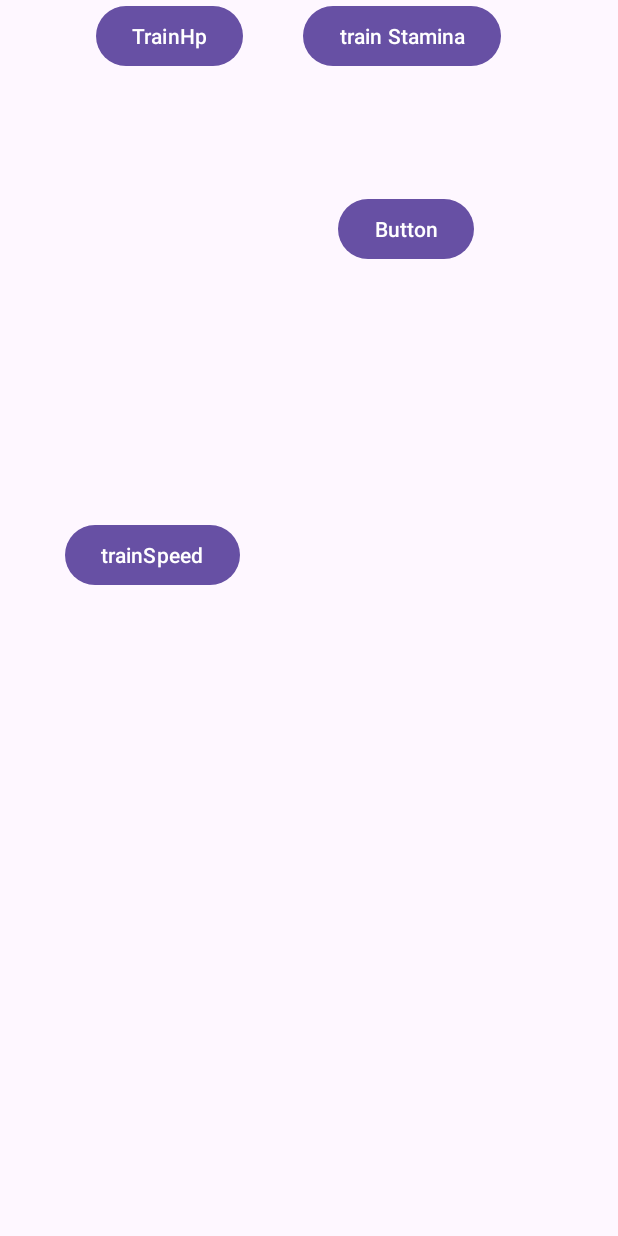
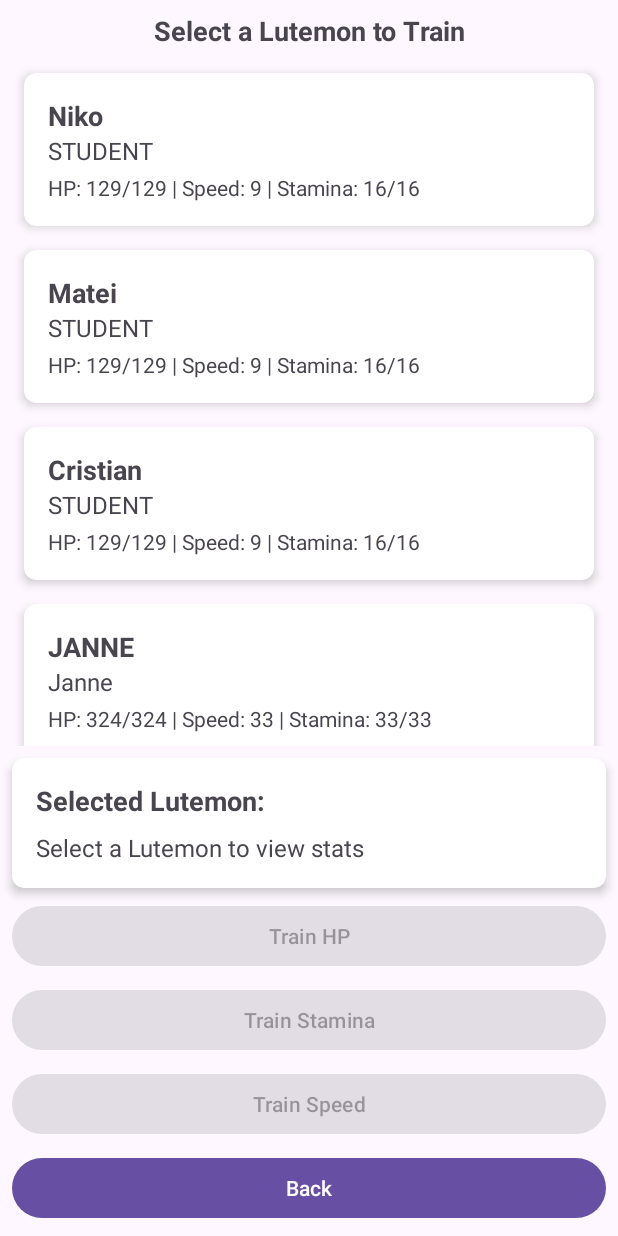
Before and after one commit to NNLisk/lutemonProject, an Android app: the Train screen opened directly, with no data from a screen before it, on a phone screen of 412 x 824 dp. Run offline under Robolectric (Android 15) with nearby library versions, the phone set to English and light mode, and no system bars.

Commit message:
some changes to the train function

```diff
--- /dev/null
+++ b/app/src/main/java/com/example/lutemonnikomatei/GUI/LutemonTrainAdapter.java
@@ -0,0 +1,66 @@
+package com.example.lutemonnikomatei.adapter;
+
+import android.view.LayoutInflater;
+import android.view.View;
+import android.view.ViewGroup;
+
+import androidx.annotation.NonNull;
+import androidx.recyclerview.widget.RecyclerView;
+
+import com.example.lutemonnikomatei.GUI.LutemonViewHolder;
+import com.example.lutemonnikomatei.LutemonClasses.Lutemon;
+import com.example.lutemonnikomatei.R;
+
+import java.util.ArrayList;
+
+public class LutemonTrainAdapter extends RecyclerView.Adapter<LutemonViewHolder> {
+    private ArrayList<Lutemon> lutemons;
+    private OnLutemonClickListener listener;
+
+    // Interface for click events
+    public interface OnLutemonClickListener {
+        void onLutemonClick(int position);
+    }
+
+    public LutemonTrainAdapter(ArrayList<Lutemon> lutemons, OnLutemonClickListener listener) {
+        this.lutemons = lutemons;
+        this.listener = listener;
+    }
+
+    @NonNull
+    @Override
+    public LutemonViewHolder onCreateViewHolder(@NonNull ViewGroup parent, int viewType) {
+        View view = LayoutInflater.from(parent.getContext())
+                .inflate(R.layout.lutemon_list_item, parent, false);
+        return new LutemonViewHolder(view);
+    }
+
+    @Override
+    public void onBindViewHolder(@NonNull LutemonViewHolder holder, int position) {
+        Lutemon lutemon = lutemons.get(position);
+        holder.lutemonName.setText(lutemon.getName());
+        holder.lutemonType.setText(lutemon.getType().toString());
+        holder.lutemonStats.setText(String.format("HP: %d/%d | Speed: %d | Stamina: %d/%d",
+                lutemon.getHp(), lutemon.getMaxHp(),
+                lutemon.getSpeed(),
+                lutemon.getStamina(), lutemon.getMaxStamina()));
+
+        // Set click listener for the item
+        holder.itemView.setOnClickListener(new View.OnClickListener() {
+            @Override
+            public void onClick(View v) {
+                if (listener != null) {
+                    int pos = holder.getAdapterPosition();
+                    if (pos != RecyclerView.NO_POSITION) {
+                        listener.onLutemonClick(pos);
+                    }
+                }
+            }
+        });
+    }
+
+    @Override
+    public int getItemCount() {
+        return lutemons.size();
+    }
+}
--- a/app/src/main/java/com/example/lutemonnikomatei/GUI/Train.java
+++ b/app/src/main/java/com/example/lutemonnikomatei/GUI/Train.java
@@ -1,27 +1,35 @@
 package com.example.lutemonnikomatei.GUI;
 
-import android.content.DialogInterface;
 import android.os.Bundle;
 import android.view.View;
 import android.widget.Button;
 import android.widget.TextView;
+import android.widget.Toast;
 
 import androidx.activity.EdgeToEdge;
 import androidx.appcompat.app.AppCompatActivity;
 import androidx.core.graphics.Insets;
 import androidx.core.view.ViewCompat;
 import androidx.core.view.WindowInsetsCompat;
+import androidx.recyclerview.widget.LinearLayoutManager;
+import androidx.recyclerview.widget.RecyclerView;
 
 import com.example.lutemonnikomatei.LutemonClasses.Lutemon;
 import com.example.lutemonnikomatei.LutemonManager;
 import com.example.lutemonnikomatei.R;
+import com.example.lutemonnikomatei.adapter.LutemonTrainAdapter;
 
-public class Train extends AppCompatActivity {
-private Lutemon trainee;
-public TextView Status;
-public Button trainHpButton;
-public Button trainStaminaButton;
-public Button trainSpeedButton;
+public class Train extends AppCompatActivity implements LutemonTrainAdapter.OnLutemonClickListener {
+    private Lutemon trainee;
+    private TextView textViewSelectedLutemon;
+    private TextView textViewLutemonCurrentStats;
+    private Button trainHpButton;
+    private Button trainStaminaButton;
+    private Button trainSpeedButton;
+    private Button buttonGoBack;
+    private RecyclerView recyclerViewLutemons;
+    private LutemonTrainAdapter adapter;
+
     @Override
     protected void onCreate(Bundle savedInstanceState) {
         super.onCreate(savedInstanceState);
@@ -32,44 +40,103 @@ public Button trainSpeedButton;
             v.setPadding(systemBars.left, systemBars.top, systemBars.right, systemBars.bottom);
             return insets;
         });
+
+        // Initialize UI components
+        textViewSelectedLutemon = findViewById(R.id.textViewSelectedLutemon);
+        textViewLutemonCurrentStats = findViewById(R.id.textViewLutemonCurrentStats);
         trainHpButton = findViewById(R.id.HpTrain);
-        trainSpeedButton = findViewById((R.id.trainSpeed));
-        trainStaminaButton = findViewById((R.id.trainStamina));
+        trainSpeedButton = findViewById(R.id.trainSpeed);
+        trainStaminaButton = findViewById(R.id.trainStamina);
+        buttonGoBack = findViewById(R.id.buttonGoBack);
+        recyclerViewLutemons = findViewById(R.id.recyclerViewLutemons);
+
+        // Set up RecyclerView
+        recyclerViewLutemons.setLayoutManager(new LinearLayoutManager(this));
+        adapter = new LutemonTrainAdapter(LutemonManager.getInstance().getListOfLutemons(), this);
+        recyclerViewLutemons.setAdapter(adapter);
+
+        // Set up button listeners
         trainHpButton.setOnClickListener(v -> TrainHp());
-        trainStaminaButton.setOnClickListener((v -> TrainStamina()));
+        trainStaminaButton.setOnClickListener(v -> TrainStamina());
         trainSpeedButton.setOnClickListener(v -> TrainSpeed());
+        buttonGoBack.setOnClickListener(v -> finish());
 
+        // Initially disable training buttons until a Lutemon is selected
+        setTrainingButtonsEnabled(false);
     }
-    public Lutemon GetTrainee()
-    {
-        return this.trainee;
+
+    @Override
+    public void onLutemonClick(int position) {
+        // Set the selected Lutemon as the trainee
+        trainee = LutemonManager.getInstance().getListOfLutemons().get(position);
+        updateSelectedLutemonDisplay();
+        setTrainingButtonsEnabled(true);
     }
-public void TrainLutemon()
-{
 
+    private void updateSelectedLutemonDisplay() {
+        if (trainee != null) {
+            // Update the selected Lutemon title
+            textViewSelectedLutemon.setText("Selected: " + trainee.getName());
+
+            // Update the stats display
+            String stats = String.format(
+                    "Type: %s\nHP: %d/%d\nSpeed: %d\nStamina: %d/%d",
+                    trainee.getType(),
+                    trainee.getHp(),
+                    trainee.getMaxHp(),
+                    trainee.getSpeed(),
+                    trainee.getStamina(),
+                    trainee.getMaxStamina()
+            );
+            textViewLutemonCurrentStats.setText(stats);
+        } else {
+            textViewSelectedLutemon.setText("Selected Lutemon:");
+            textViewLutemonCurrentStats.setText("Select a Lutemon to view stats");
+        }
+    }
+
+    private void setTrainingButtonsEnabled(boolean enabled) {
+        trainHpButton.setEnabled(enabled);
+        trainStaminaButton.setEnabled(enabled);
+        trainSpeedButton.setEnabled(enabled);
+    }
+
+    public void TrainSpeed() {
+        if (trainee != null) {
+            int newSpeed = trainee.getSpeed() + 1;
+            trainee.setSpeed(newSpeed);
+            showTrainingSuccess("Speed");
+            updateSelectedLutemonDisplay();
+            adapter.notifyDataSetChanged();
+        }
+    }
+
+    public void TrainStamina() {
+        if (trainee != null) {
+            int newStamina = trainee.getMaxStamina() + 1;
+            trainee.setMaxStamina(newStamina);
+            trainee.restoreStamina(); // Restore stamina after training
+            showTrainingSuccess("Stamina");
+            updateSelectedLutemonDisplay();
+            adapter.notifyDataSetChanged();
+        }
+    }
+
+    public void TrainHp() {
+        if (trainee != null) {
+            int increment = Math.max(1, (int)(trainee.getHpMultiplier() * 2));
+            int newHp = trainee.getMaxHp() + increment;
+            trainee.setMaxHp(newHp);
+            trainee.restoreHealth(); // Restore health after training
+            showTrainingSuccess("HP");
+            updateSelectedLutemonDisplay();
+            adapter.notifyDataSetChanged();
+        }
+    }
+
+    private void showTrainingSuccess(String attribute) {
+        Toast.makeText(this,
+                trainee.getName() + "'s " + attribute + " training was successful!",
+                Toast.LENGTH_SHORT).show();
+    }
 }
-public void TrainSpeed()
-{
-    int newSpeed = this.trainee.getSpeed() +10;
-    this.trainee.setMaxHp(newSpeed);
-}
-public void TrainStamina()
-    {
-        int newStamina = this.trainee.getMaxStamina() +10;
-        this.trainee.setMaxHp(newStamina);
-    }
-public void TrainHp()
-{
-int newHp = this.trainee.getMaxHp() +(int)trainee.getHpMultiplier()*10;
-this.trainee.setMaxHp(newHp);
-}
-
-public boolean CheckEligibility()
-{
-    return false;
-}
-public void setTrainee(Lutemon trainee)
-{
-    this.trainee = trainee;
-}
-}
--- a/app/src/main/java/com/example/lutemonnikomatei/GUI/viewLutemons.java
+++ b/app/src/main/java/com/example/lutemonnikomatei/GUI/viewLutemons.java
@@ -67,10 +67,10 @@ public class viewLutemons extends AppCompatActivity {
         recyclerView.setAdapter(lutemonAdapter);
     }
 
-    // Method to create sample data
+
     private List<Lutemon> createSampleLutemons() {
         List<Lutemon> lutemons = lutemonManager.getListOfLutemons();
-        train.setTrainee(lutemons.get(0));
+
 
         return lutemons;
     }
--- a/app/src/main/res/layout/activity_train.xml
+++ b/app/src/main/res/layout/activity_train.xml
@@ -7,54 +7,100 @@
     android:layout_height="match_parent"
     tools:context=".GUI.Train">
 
-    <Button
-        android:id="@+id/HpTrain"
-        android:layout_width="wrap_content"
+    <TextView
+        android:id="@+id/textViewSelectLutemon"
+        android:layout_width="0dp"
         android:layout_height="wrap_content"
-        android:layout_marginStart="64dp"
-        android:text="TrainHp"
+        android:layout_margin="8dp"
+        android:text="Select a Lutemon to Train"
+        android:textAlignment="center"
+        android:textSize="18sp"
+        android:textStyle="bold"
+        app:layout_constraintEnd_toEndOf="parent"
         app:layout_constraintStart_toStartOf="parent"
-        tools:layout_editor_absoluteY="464dp" />
+        app:layout_constraintTop_toTopOf="parent" />
 
-    <Button
-        android:id="@+id/trainStamina"
-        android:layout_width="wrap_content"
+    <androidx.recyclerview.widget.RecyclerView
+        android:id="@+id/recyclerViewLutemons"
+        android:layout_width="0dp"
+        android:layout_height="0dp"
+        android:layout_margin="8dp"
+        app:layout_constraintBottom_toTopOf="@+id/cardViewSelectedLutemon"
+        app:layout_constraintEnd_toEndOf="parent"
+        app:layout_constraintStart_toStartOf="parent"
+        app:layout_constraintTop_toBottomOf="@+id/textViewSelectLutemon" />
+
+    <androidx.cardview.widget.CardView
+        android:id="@+id/cardViewSelectedLutemon"
+        android:layout_width="match_parent"
         android:layout_height="wrap_content"
-        android:text="train Stamina"
+        android:layout_margin="8dp"
+        app:cardCornerRadius="8dp"
+        app:cardElevation="4dp"
+        app:layout_constraintBottom_toTopOf="@+id/buttonContainer"
         app:layout_constraintEnd_toEndOf="parent"
-        app:layout_constraintHorizontal_bias="0.339"
-        app:layout_constraintStart_toEndOf="@+id/HpTrain"
-        tools:layout_editor_absoluteY="464dp" />
+        app:layout_constraintStart_toStartOf="parent">
 
-    <Button
-        android:id="@+id/trainSpeed"
-        android:layout_width="wrap_content"
+        <LinearLayout
+            android:layout_width="match_parent"
+            android:layout_height="wrap_content"
+            android:orientation="vertical"
+            android:padding="16dp">
+
+            <TextView
+                android:id="@+id/textViewSelectedLutemon"
+                android:layout_width="match_parent"
+                android:layout_height="wrap_content"
+                android:text="Selected Lutemon:"
+                android:textSize="18sp"
+                android:textStyle="bold" />
+
+            <TextView
+                android:id="@+id/textViewLutemonCurrentStats"
+                android:layout_width="match_parent"
+                android:layout_height="wrap_content"
+                android:layout_marginTop="8dp"
+                android:text="Select a Lutemon to view stats"
+                android:textSize="16sp" />
+        </LinearLayout>
+    </androidx.cardview.widget.CardView>
+
+    <LinearLayout
+        android:id="@+id/buttonContainer"
+        android:layout_width="0dp"
         android:layout_height="wrap_content"
-        android:layout_marginEnd="64dp"
-        android:text="trainSpeed"
-        app:layout_constraintBottom_toBottomOf="parent"
-        app:layout_constraintEnd_toStartOf="@+id/button2"
-        app:layout_constraintHorizontal_bias="0.969"
-        app:layout_constraintStart_toStartOf="parent"
-        app:layout_constraintTop_toBottomOf="@+id/HpTrain"
-        app:layout_constraintVertical_bias="0.409" />
-
-    <Button
-        android:id="@+id/button2"
-        android:layout_width="wrap_content"
-        android:layout_height="wrap_content"
-        android:layout_marginTop="68dp"
-        android:layout_marginEnd="96dp"
-        android:text="Button"
+        android:layout_margin="8dp"
+        android:orientation="vertical"
         app:layout_constraintBottom_toBottomOf="parent"
         app:layout_constraintEnd_toEndOf="parent"
-        app:layout_constraintTop_toBottomOf="@+id/trainStamina"
-        app:layout_constraintVertical_bias="0.019" />
+        app:layout_constraintStart_toStartOf="parent">
 
-    <androidx.recyclerview.widget.RecyclerView
-        android:layout_width="408dp"
-        android:layout_height="381dp"
-        app:layout_constraintEnd_toEndOf="parent"
-        app:layout_constraintStart_toStartOf="parent"
-        tools:layout_editor_absoluteY="1dp" />
+        <Button
+            android:id="@+id/HpTrain"
+            android:layout_width="match_parent"
+            android:layout_height="wrap_content"
+            android:layout_marginBottom="8dp"
+            android:text="Train HP" />
+
+        <Button
+            android:id="@+id/trainStamina"
+            android:layout_width="match_parent"
+            android:layout_height="wrap_content"
+            android:layout_marginBottom="8dp"
+            android:text="Train Stamina" />
+
+        <Button
+            android:id="@+id/trainSpeed"
+            android:layout_width="match_parent"
+            android:layout_height="wrap_content"
+            android:layout_marginBottom="8dp"
+            android:text="Train Speed" />
+
+        <Button
+            android:id="@+id/buttonGoBack"
+            android:layout_width="match_parent"
+            android:layout_height="wrap_content"
+            android:text="Back" />
+    </LinearLayout>
+
 </androidx.constraintlayout.widget.ConstraintLayout>
--- /dev/null
+++ b/app/src/main/res/layout/lutemon_list_item.xml
@@ -0,0 +1,37 @@
+<?xml version="1.0" encoding="utf-8"?>
+<androidx.cardview.widget.CardView
+    xmlns:android="http://schemas.android.com/apk/res/android"
+    xmlns:app="http://schemas.android.com/apk/res-auto"
+    android:layout_width="match_parent"
+    android:layout_height="wrap_content"
+    android:layout_margin="8dp"
+    app:cardCornerRadius="8dp"
+    app:cardElevation="4dp">
+
+    <LinearLayout
+        android:layout_width="match_parent"
+        android:layout_height="wrap_content"
+        android:orientation="vertical"
+        android:padding="16dp">
+
+        <TextView
+            android:id="@+id/lutemonName"
+            android:layout_width="match_parent"
+            android:layout_height="wrap_content"
+            android:textSize="18sp"
+            android:textStyle="bold" />
+
+        <TextView
+            android:id="@+id/lutemonType"
+            android:layout_width="match_parent"
+            android:layout_height="wrap_content"
+            android:textSize="16sp" />
+
+        <TextView
+            android:id="@+id/lutemonStats"
+            android:layout_width="match_parent"
+            android:layout_height="wrap_content"
+            android:textSize="14sp"
+            android:layout_marginTop="4dp" />
+    </LinearLayout>
+</androidx.cardview.widget.CardView>
```
